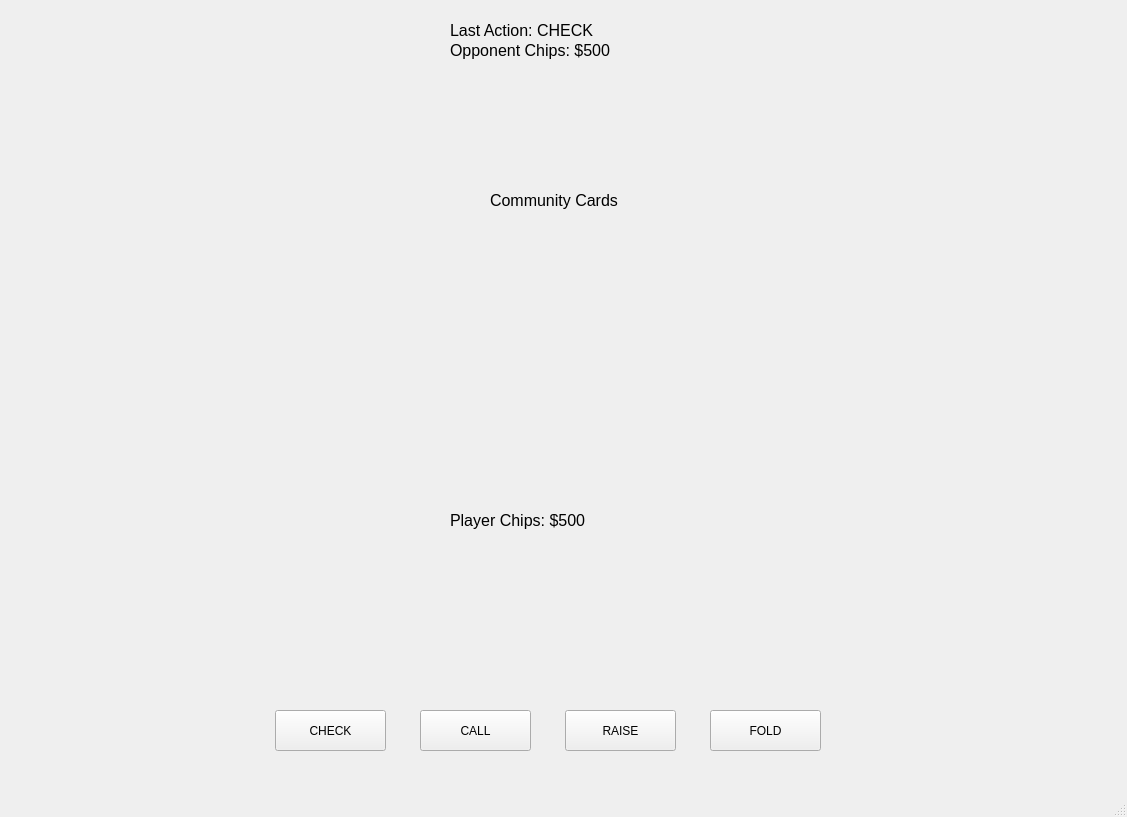
Sir-Ignis/neuron_poker, file GUI/HUTHP.ui: the form before one commit.
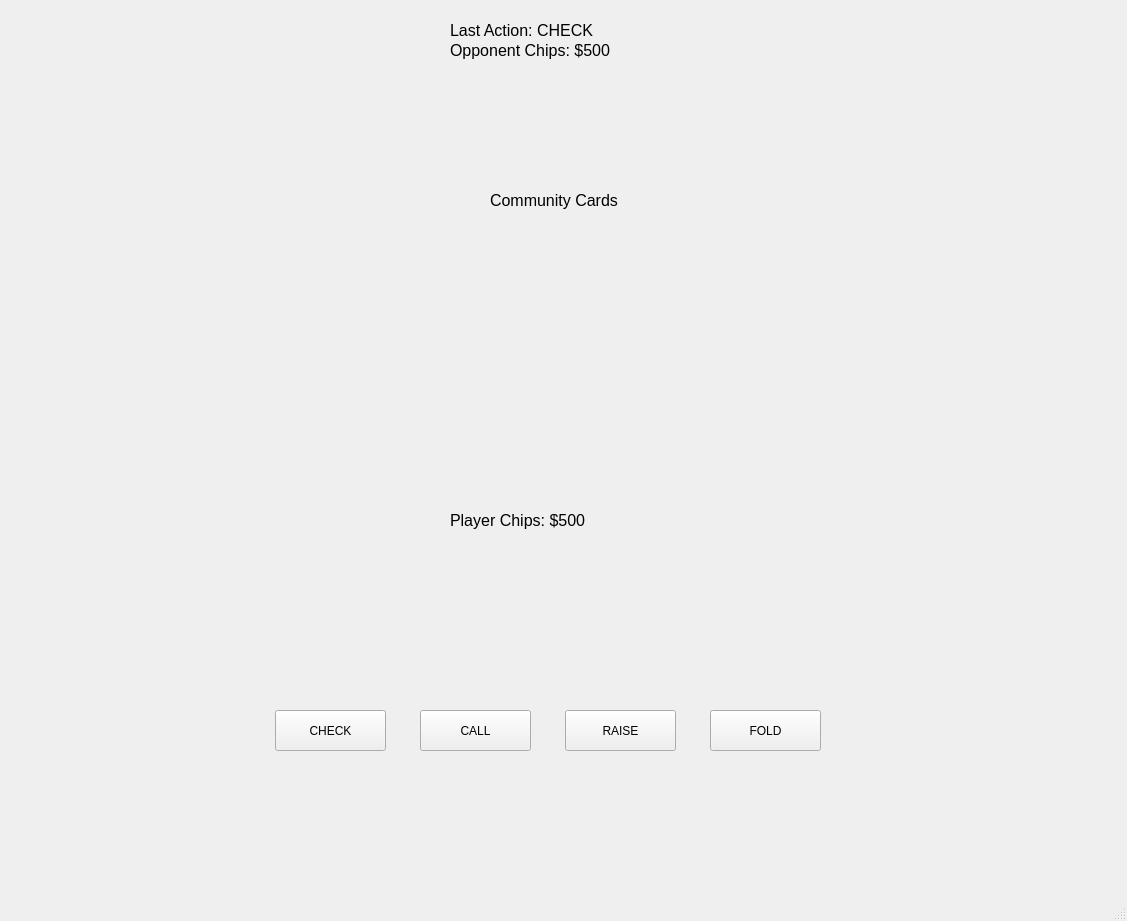
The form after the commit. Icons and pictures are not drawn.

```diff
--- a/GUI/HUTHP.ui
+++ b/GUI/HUTHP.ui
@@ -7,7 +7,7 @@
     <x>0</x>
     <y>0</y>
     <width>1127</width>
-    <height>817</height>
+    <height>921</height>
    </rect>
   </property>
   <property name="windowTitle">
```
